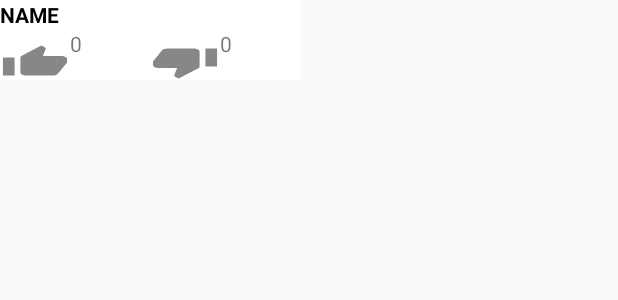
After one commit to Jensssen/SpotFoxx, an Android app: the layout custom_marker_info.xml on its own in the app's theme, with its tools: preview values and no code run, on a phone screen of 412 x 824 dp. The commit adds this screen. Shown: the top 300 px of the screen. Run offline under Robolectric (Android 15) with nearby library versions, the phone set to English and light mode, and no system bars.

Commit message:
Add menu xml and many other layouts.

```diff
--- /dev/null
+++ b/app/src/main/res/layout/custom_marker_info.xml
@@ -0,0 +1,60 @@
+<?xml version="1.0" encoding="utf-8"?>
+<LinearLayout xmlns:android="http://schemas.android.com/apk/res/android"
+    android:orientation="vertical"
+    android:layout_width="200dp"
+    android:layout_height="wrap_content"
+    android:background="@color/white">
+
+    <TextView
+        android:id="@+id/tv_title"
+        android:layout_width="200dp"
+        android:layout_height="wrap_content"
+        android:layout_gravity="center_horizontal"
+        android:ellipsize="end"
+        android:maxLines="1"
+        android:textColor="#000"
+        android:textSize="14sp"
+        android:textStyle="bold"
+        android:text="NAME"/>
+
+    <LinearLayout
+        android:layout_width="200dp"
+        android:layout_height="wrap_content"
+        android:orientation="horizontal"
+        android:layout_weight="4">
+
+        <ImageButton
+            android:id="@+id/btn_like_thumb"
+            android:layout_width="wrap_content"
+            android:layout_height="wrap_content"
+            android:background="@drawable/ic_thumb_up"
+            android:layout_below="@+id/tv_title"
+            android:layout_weight="1"
+            android:layout_marginTop="10dp"/>
+
+        <TextView
+            android:id="@+id/tv_like"
+            android:layout_width="wrap_content"
+            android:layout_height="wrap_content"
+            android:text="0"
+            android:layout_weight="2"
+            />
+
+        <ImageButton
+            android:id="@+id/btn_dislike_thumb"
+            android:layout_width="wrap_content"
+            android:layout_height="wrap_content"
+            android:background="@drawable/ic_thumb_down"
+            android:layout_weight="1"
+            android:layout_marginTop="10dp"
+            android:layout_below="@+id/tv_title"/>
+
+        <TextView
+            android:id="@+id/tv_dislike"
+            android:layout_width="wrap_content"
+            android:layout_height="wrap_content"
+            android:text="0"
+            android:layout_weight="2"
+            />
+    </LinearLayout>
+</LinearLayout>
```
Also changed, not shown: app/src/main/res/layout/activity_main.xml (+103 -12 lines), app/src/main/res/layout/place_marker_dialog.xml (added, +38 -0 lines), app/src/main/res/layout/playlist_item.xml (added, +60 -0 lines), app/src/main/res/layout/toolbar.xml (added, +13 -0 lines), app/src/main/res/menu/menu.xml (added, +13 -0 lines).
